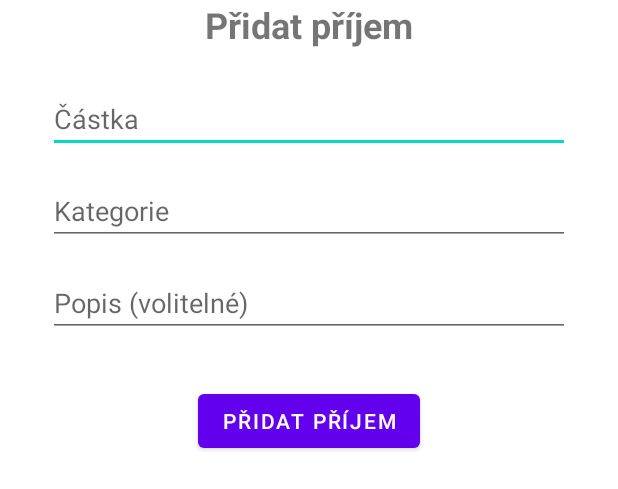
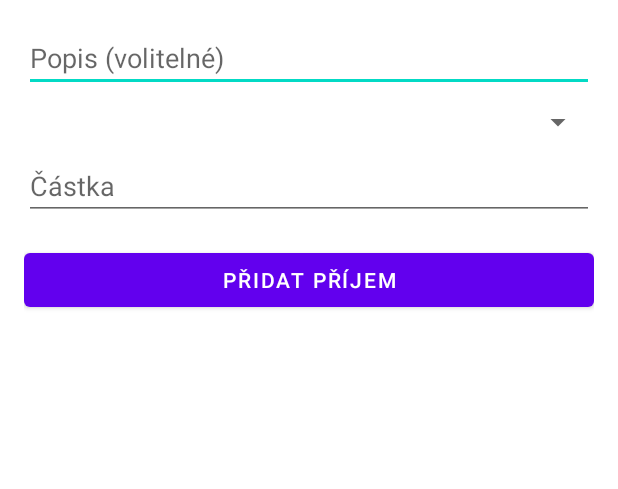
Before and after one commit to sakJH/FinancePlusV3, an Android app built with Jetpack Compose: the layout fragment_add_income.xml on its own in the app's theme, with its tools: preview values and no code run, on a phone screen of 412 x 824 dp. Shown: the top 489 px of the screen. Run offline under Robolectric (Android 15) with nearby library versions, the phone set to English and light mode, and no system bars.

Commit message:
Unstable verze, Funguje, ale při přidání Income padá

```diff
--- a/app/src/main/res/layout/fragment_add_income.xml
+++ b/app/src/main/res/layout/fragment_add_income.xml
@@ -1,69 +1,48 @@
 <?xml version="1.0" encoding="utf-8"?>
-<androidx.constraintlayout.widget.ConstraintLayout xmlns:android="http://schemas.android.com/apk/res/android"
+<layout xmlns:android="http://schemas.android.com/apk/res/android"
+    xmlns:app="http://schemas.android.com/apk/res-auto">
+
+    <data>
+        <variable
+            name="viewModel"
+            type="uhk.umte.financeplusv3.viewmodels.TransactionViewModel" />
+    </data>
+
+    <LinearLayout
         android:layout_width="match_parent"
-                                                   android:layout_height="match_parent"
-                                                   xmlns:tools="http://schemas.android.com/tools"
-                                                   xmlns:app="http://schemas.android.com/apk/res-auto"
-                                                   tools:context=".fragments.add.AddIncomeFragment">
+        android:layout_height="wrap_content"
+        android:orientation="vertical"
+        android:padding="16dp">
 
-    <TextView
-            android:id="@+id/incomeTitle"
-            android:layout_width="wrap_content"
+        <EditText
+            android:id="@+id/descriptionEditText"
+            android:layout_width="match_parent"
             android:layout_height="wrap_content"
-            android:text="@string/add_income"
-            android:textSize="24sp"
-            android:textStyle="bold"
-            app:layout_constraintEnd_toEndOf="parent"
-            app:layout_constraintStart_toStartOf="parent"
-            app:layout_constraintTop_toTopOf="parent" />
+            android:hint="@string/description"
+            android:inputType="text"
+            android:autofillHints="Zadejte popis" />
+
+        <Spinner
+            android:id="@+id/categorySpinner"
+            android:layout_width="match_parent"
+            android:layout_height="wrap_content"
+            android:layout_marginTop="8dp" />
 
         <EditText
             android:id="@+id/amountEditText"
-            android:layout_width="0dp"
+            android:layout_width="match_parent"
             android:layout_height="wrap_content"
-            android:layout_marginStart="32dp"
-            android:layout_marginTop="24dp"
-            android:layout_marginEnd="32dp"
             android:hint="@string/amount"
             android:inputType="numberDecimal"
-            app:layout_constraintEnd_toEndOf="parent"
-            app:layout_constraintStart_toStartOf="parent"
-            app:layout_constraintTop_toBottomOf="@+id/incomeTitle" />
-
-    <EditText
-            android:id="@+id/categoryEditText"
-            android:layout_width="0dp"
-            android:layout_height="wrap_content"
-            android:layout_marginStart="32dp"
-            android:layout_marginTop="16dp"
-            android:layout_marginEnd="32dp"
-            android:hint="@string/category"
-            android:inputType="text"
-            app:layout_constraintEnd_toEndOf="parent"
-            app:layout_constraintStart_toStartOf="parent"
-            app:layout_constraintTop_toBottomOf="@+id/amountEditText" />
-
-    <EditText
-            android:id="@+id/descriptionEditText"
-            android:layout_width="0dp"
-            android:layout_height="wrap_content"
-            android:layout_marginStart="32dp"
-            android:layout_marginTop="16dp"
-            android:layout_marginEnd="32dp"
-            android:hint="@string/description"
-            android:inputType="text"
-            app:layout_constraintEnd_toEndOf="parent"
-            app:layout_constraintStart_toStartOf="parent"
-            app:layout_constraintTop_toBottomOf="@+id/categoryEditText" />
+            android:layout_marginTop="8dp"
+            android:autofillHints="Zadejte částku" />
 
         <Button
-            android:id="@+id/addIncomeButton"
-            android:layout_width="wrap_content"
+            android:id="@+id/submitIncomeButton"
+            android:layout_width="match_parent"
             android:layout_height="wrap_content"
-            android:layout_marginTop="32dp"
             android:text="@string/add_income"
-            app:layout_constraintEnd_toEndOf="parent"
-            app:layout_constraintStart_toStartOf="parent"
-            app:layout_constraintTop_toBottomOf="@+id/descriptionEditText" />
+            android:layout_marginTop="16dp" />
 
-</androidx.constraintlayout.widget.ConstraintLayout>
+    </LinearLayout>
+</layout>
```
Also changed, not shown: app/src/main/java/uhk/umte/financeplusv3/To-do list & Errors.txt (+5 -6 lines), app/src/main/java/uhk/umte/financeplusv3/adapters/CategoryArrayAdapter.kt (added, +35 -0 lines), app/src/main/java/uhk/umte/financeplusv3/fragments/AddTransactionBottomSheetFragment.kt (+11 -2 lines), app/src/main/java/uhk/umte/financeplusv3/fragments/add/AddIncomeFragment.kt (+52 -13 lines), app/src/main/res/layout/fragment_add_transaction_bottom_sheet.xml (+23 -5 lines). Lines whose indentation alone changed are shown as unchanged.
